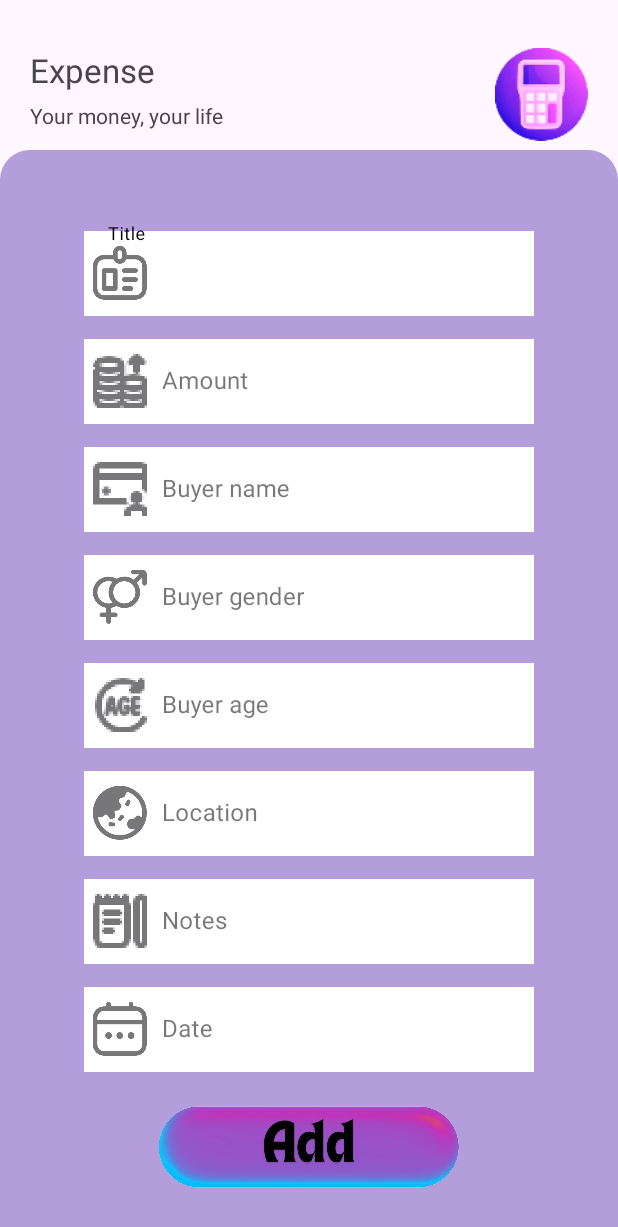
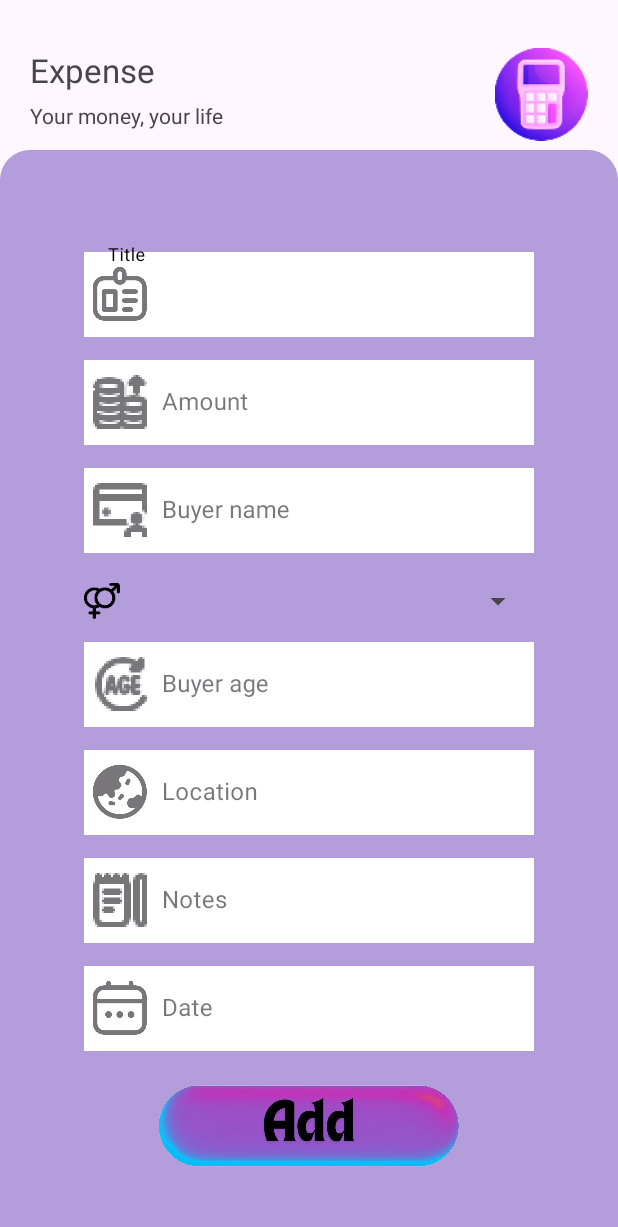
Before and after one commit to yakusugi/numosophy, an Android app: the layout fragment_sales.xml on its own in the app's theme, with its tools: preview values and no code run, on a phone screen of 412 x 824 dp. Shown: the top 1227 px of the screen. Run offline under Robolectric (Android 15) with nearby library versions, the light colour scheme and no system bars.

Commit message:
Apr 27th GenderSelection

```diff
--- a/app/src/main/java/com/numosophy/fragment/SalesFragment.kt
+++ b/app/src/main/java/com/numosophy/fragment/SalesFragment.kt
@@ -17,6 +17,8 @@ import com.numosophy.model.SaleViewModel
 import com.numosophy.model.StateData
 import com.numosophy.utility.createSaleFromInputs
 import com.google.android.material.textfield.TextInputEditText
+import com.numosophy.utility.GenderSelection
+import com.numosophy.utility.UserRole
 import kotlinx.coroutines.CoroutineScope
 import kotlinx.coroutines.Dispatchers
 import kotlinx.coroutines.launch
@@ -43,12 +45,17 @@ class SalesFragment : Fragment() {
         val titleInput = view.findViewById<TextInputEditText>(R.id.add_title)
         val amountInput = view.findViewById<TextInputEditText>(R.id.add_amount)
         val buyerNameInput = view.findViewById<TextInputEditText>(R.id.add_buyer_name)
-        val buyerGenderInput = view.findViewById<TextInputEditText>(R.id.add_buyer_gender)
+        val buyerGenderSpinner = view.findViewById<Spinner>(R.id.spinner_add_gender)
         val buyerBirthInput = view.findViewById<TextInputEditText>(R.id.add_buyer_age)
         val buyerLocationInput = view.findViewById<TextInputEditText>(R.id.add_buyer_location)
         val notesInput = view.findViewById<TextInputEditText>(R.id.add_notes)
         val dateInput = view.findViewById<TextInputEditText>(R.id.add_date)
         val addBtn = view.findViewById<ImageButton>(R.id.add_btn)
+
+        val genders = GenderSelection.values()
+        val adapter = ArrayAdapter(requireContext(), android.R.layout.simple_spinner_item, genders)
+        adapter.setDropDownViewResource(android.R.layout.simple_spinner_dropdown_item)
+        buyerGenderSpinner.adapter = adapter
 
         dateInput?.setOnClickListener { showDatePicker(it as TextInputEditText) }
         buyerBirthInput?.setOnClickListener { showDatePicker(it as TextInputEditText) }
@@ -77,13 +84,13 @@ class SalesFragment : Fragment() {
                 title = titleInput.text.toString(),
                 amount = amountInput.text.toString().toDoubleOrNull() ?: 0.0,
                 buyerName = buyerNameInput.text.toString(),
-                buyerGender = buyerGenderInput.text.toString().ifEmpty { null },
+                buyerGender = (buyerGenderSpinner.selectedItem as? GenderSelection)?.label, // ✅ fixed here
                 buyerBirthdate = buyerBirthInput.text.toString().ifEmpty { null },
                 buyerLocation = buyerLocationInput.text.toString().ifEmpty { null },
                 notes = notesInput.text.toString().ifEmpty { null },
                 date = dateInput.text.toString(),
-                currentUserPublicKey = "mockPublicKey", // TODO: replace with real value
-                currentGroupId = "mockGroupId"           // TODO: replace with real value
+                currentUserPublicKey = "mockPublicKey",
+                currentGroupId = "mockGroupId"
             )
 
             saleViewModel.insertSale(newSale)
--- /dev/null
+++ b/app/src/main/java/com/numosophy/utility/GenderSelection.kt
@@ -0,0 +1,10 @@
+package com.numosophy.utility
+
+enum class GenderSelection(val label: String) {
+    MALE("Male"),
+    FEMALE("Female"),
+    NON_BINARY("Non-binary"),
+    PREFER_NOT_TO_SAY("Prefer not to say");
+
+    override fun toString(): String = label
+}
--- a/app/src/main/res/layout-sw600dp/fragment_sales.xml
+++ b/app/src/main/res/layout-sw600dp/fragment_sales.xml
@@ -129,23 +129,33 @@
                 </com.google.android.material.textfield.TextInputLayout>
 
                 <!-- Buyer Gender -->
-                <com.google.android.material.textfield.TextInputLayout
+            <LinearLayout
                 android:layout_width="0dp"
                 android:layout_height="wrap_content"
-                    app:boxStrokeColor="@color/black"
+                android:orientation="horizontal"
+                android:gravity="center_vertical"
+                android:padding="8dp"
                 app:layout_columnWeight="1"
                 app:layout_rowWeight="1"
-                    app:startIconDrawable="@drawable/venus_mars_36">
+                android:layout_marginBottom="12dp"
+                android:layout_marginLeft="6dp">
 
-                    <com.google.android.material.textfield.TextInputEditText
-                        android:id="@+id/add_buyer_gender"
-                        android:layout_width="match_parent"
+            <ImageView
+                android:layout_width="24dp"
+                android:layout_height="24dp"
+                android:src="@drawable/venus_mars_36"
+                android:layout_marginEnd="8dp"
+                android:contentDescription="@string/hint_buyer_gender" />
+
+            <Spinner
+                android:id="@+id/spinner_add_gender"
+                android:layout_width="0dp"
                 android:layout_height="wrap_content"
-                        android:layout_marginLeft="6dp"
-                        android:hint="@string/hint_buyer_gender"
-                        android:textColor="@color/black"
-                        android:background="@android:color/white"/>
-                </com.google.android.material.textfield.TextInputLayout>
+                android:layout_weight="1"
+                android:background="@android:color/transparent"
+                android:spinnerMode="dropdown" />
+        </LinearLayout>
+
 
         <!-- Buyer Age -->
                 <com.google.android.material.textfield.TextInputLayout
--- a/app/src/main/res/layout/fragment_sales.xml
+++ b/app/src/main/res/layout/fragment_sales.xml
@@ -119,27 +119,27 @@
                 android:background="@android:color/white"/>
         </com.google.android.material.textfield.TextInputLayout>
 
-        <com.google.android.material.textfield.TextInputLayout
+        <LinearLayout
             android:layout_width="300dp"
             android:layout_height="wrap_content"
-            android:layout_marginTop="10dp"
-            app:boxStrokeColor="@color/black"
-            app:hintTextColor="@color/black"
-            style="@style/Widget.MaterialComponents.TextInputLayout.OutlinedBox"
-            app:startIconDrawable="@drawable/venus_mars_36"
-            >
+            android:layout_marginTop="20dp"
+            android:orientation="horizontal"
+            android:gravity="center_vertical">
 
-            <com.google.android.material.textfield.TextInputEditText
-                android:id="@+id/add_buyer_gender"
-                android:layout_width="match_parent"
+            <ImageView
+                android:layout_width="24dp"
+                android:layout_height="24dp"
+                android:src="@drawable/venus_mars_36"
+                android:layout_marginEnd="8dp"
+                android:contentDescription="@string/hint_buyer_gender" />
+
+            <Spinner
+                android:id="@+id/spinner_add_gender"
+                android:layout_width="0dp"
                 android:layout_height="wrap_content"
-                android:hint="@string/hint_buyer_gender"
-                android:inputType="text"
-                android:textColor="@color/black"
-                android:textColorHint="@color/black"
-                android:textCursorDrawable="@null"
-                android:background="@android:color/white"/>
-        </com.google.android.material.textfield.TextInputLayout>
+                android:layout_weight="1"
+                android:spinnerMode="dropdown" />
+        </LinearLayout>
 
 
         <com.google.android.material.textfield.TextInputLayout
```
Lines whose indentation alone changed are shown as unchanged.
